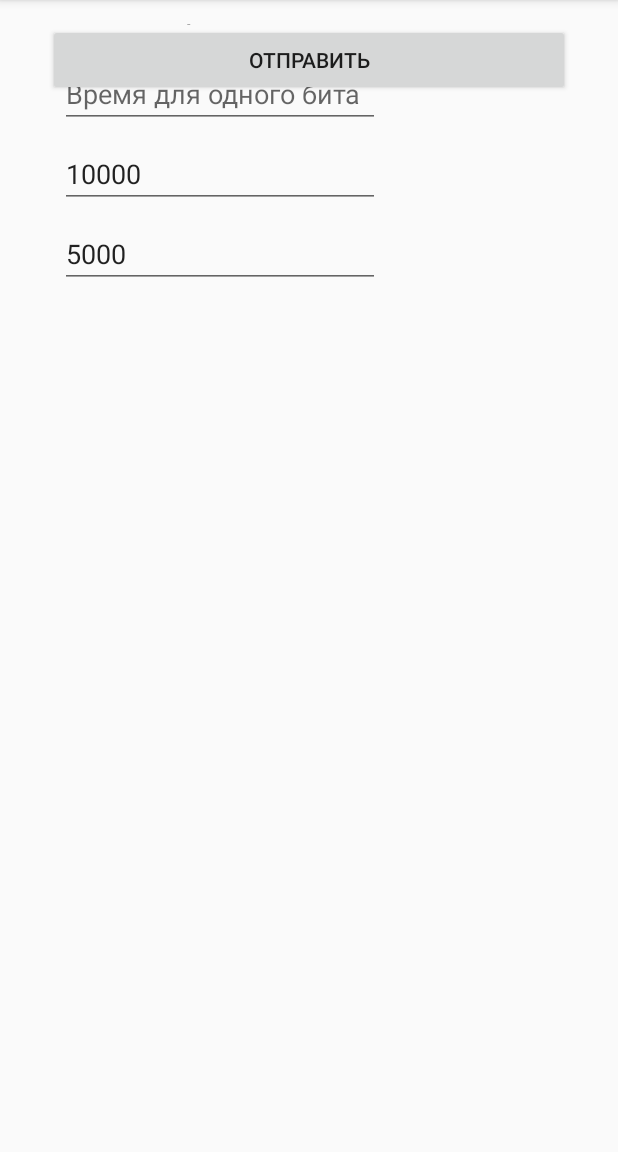
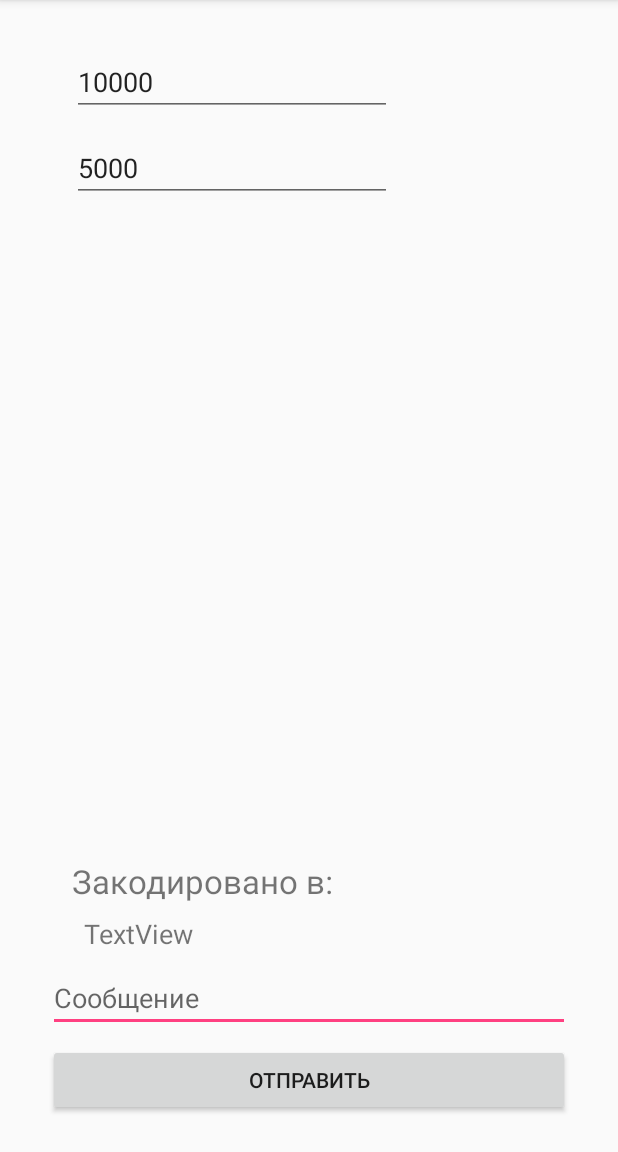
Before and after one commit to Sebekerga/TJEE4, an Android app: the screen it shows after launch (MainSendActivity), after a tap on "ОПТРАВИТЕЛЬ", on a phone screen of 412 x 824 dp, the part 84-1236 px from its top. Run offline under Robolectric (Android 15) with nearby library versions, the phone set to English and light mode, and no system bars.

Commit message:
еще немного исправлений

```diff
--- a/app/src/main/java/com/sebekerga/tjee4/MainSendActivity.java
+++ b/app/src/main/java/com/sebekerga/tjee4/MainSendActivity.java
@@ -6,9 +6,11 @@ import android.media.AudioTrack;
 import android.os.Bundle;
 import android.os.Handler;
 import android.support.v7.app.AppCompatActivity;
+import android.text.method.ScrollingMovementMethod;
 import android.view.View;
 import android.widget.Button;
 import android.widget.EditText;
+import android.widget.TextView;
 
 public class MainSendActivity extends AppCompatActivity {
 
@@ -28,12 +30,13 @@ public class MainSendActivity extends AppCompatActivity {
     EditText edit_text_fr_zero;
     EditText edit_text_fr_one;
     Button button_send;
-
+    TextView tv_coded;
     @Override
     protected void onCreate(Bundle savedInstanceState) {
         super.onCreate(savedInstanceState);
         setContentView(R.layout.activity_main_send);
-
+        tv_coded = (TextView) findViewById(R.id.coded_message);
+        tv_coded.setMovementMethod(new ScrollingMovementMethod());
         edit_text_data = (EditText) findViewById(R.id.edit_text_data);
         edit_text_fr_zero = (EditText) findViewById(R.id.edit_text_fr_zero);
         edit_text_fr_one = (EditText) findViewById(R.id.edit_text_fr_one);
--- a/app/src/main/res/layout/activity_main_send.xml
+++ b/app/src/main/res/layout/activity_main_send.xml
@@ -24,23 +24,25 @@
         app:layout_constraintRight_toRightOf="parent"
         android:layout_marginLeft="8dp"
         app:layout_constraintLeft_toLeftOf="parent"
-        tools:layout_editor_absoluteY="439dp" />
+        app:layout_constraintBottom_toBottomOf="parent"
+        android:layout_marginBottom="8dp" />
 
     <EditText
         android:id="@+id/edit_text_data"
         android:layout_width="0dp"
         android:layout_height="wrap_content"
+        android:layout_marginBottom="8dp"
         android:layout_marginEnd="16dp"
+        android:layout_marginLeft="8dp"
+        android:layout_marginRight="8dp"
         android:layout_marginStart="16dp"
         android:ems="10"
         android:hint="Сообщение"
-        android:inputType="numberDecimal"
-        android:layout_marginRight="8dp"
-        app:layout_constraintRight_toRightOf="parent"
-        android:layout_marginLeft="8dp"
+        android:inputType="textFilter|numberDecimal"
+        android:numeric="integer"
+        app:layout_constraintBottom_toTopOf="@+id/button_send"
         app:layout_constraintLeft_toLeftOf="parent"
-        android:layout_marginBottom="8dp"
-        app:layout_constraintBottom_toTopOf="@+id/button_send" />
+        app:layout_constraintRight_toRightOf="parent" />
 
     <EditText
         android:id="@+id/edit_text_fr_one"
@@ -50,10 +52,10 @@
         android:text="10000"
         android:hint="Частота для единицы"
         android:inputType="numberDecimal"
-        android:layout_marginLeft="24dp"
+        android:layout_marginLeft="32dp"
         app:layout_constraintLeft_toLeftOf="parent"
-        android:layout_marginTop="8dp"
-        app:layout_constraintTop_toBottomOf="@+id/editText" />
+        app:layout_constraintTop_toTopOf="parent"
+        android:layout_marginTop="16dp" />
 
     <EditText
         android:id="@+id/edit_text_fr_zero"
@@ -63,41 +65,29 @@
         android:text="5000"
         android:hint="Частота для нуля"
         android:inputType="numberDecimal"
-        android:layout_marginTop="8dp"
-        app:layout_constraintTop_toBottomOf="@+id/edit_text_fr_one"
-        android:layout_marginLeft="24dp"
-        app:layout_constraintLeft_toLeftOf="parent" />
-
-    <EditText
-        android:id="@+id/editText"
-        android:layout_width="wrap_content"
-        android:layout_height="wrap_content"
-        android:layout_marginLeft="24dp"
-        android:layout_marginTop="24dp"
-        android:ems="10"
-        android:hint="Время для одного бита"
-        android:inputType="numberDecimal"
+        android:layout_marginLeft="32dp"
         app:layout_constraintLeft_toLeftOf="parent"
-        app:layout_constraintTop_toTopOf="parent" />
+        android:layout_marginTop="12dp"
+        app:layout_constraintTop_toBottomOf="@+id/edit_text_fr_one" />
 
     <TextView
         android:id="@+id/coded_message"
         android:layout_width="301dp"
-        android:layout_height="128dp"
-        android:layout_marginBottom="0dp"
+        android:layout_height="wrap_content"
+        android:layout_marginBottom="8dp"
         android:layout_marginLeft="8dp"
         android:layout_marginRight="8dp"
-        android:scrollIndicators="top|end"
-        android:scrollbarStyle="insideOverlay"
+        android:gravity="bottom"
+        android:maxLines="100"
+        android:overScrollMode="ifContentScrolls"
+        android:scrollbarAlwaysDrawVerticalTrack="true"
         android:scrollbars="vertical"
         android:text="TextView"
         android:textSize="8pt"
         app:layout_constraintBottom_toTopOf="@+id/edit_text_data"
         app:layout_constraintHorizontal_bias="0.507"
         app:layout_constraintLeft_toLeftOf="parent"
-        app:layout_constraintRight_toRightOf="parent"
-        android:layout_marginTop="24dp"
-        app:layout_constraintTop_toBottomOf="@+id/edit_text_fr_zero" />
+        app:layout_constraintRight_toRightOf="parent" />
 
     <TextView
         android:id="@+id/tv_title_code"
```
Also changed, not shown: app/src/main/java/com/sebekerga/tjee4/MainReceiveActivity.java (+6 -3 lines), app/src/main/res/layout/activity_main_recieve.xml (+22 -18 lines).
